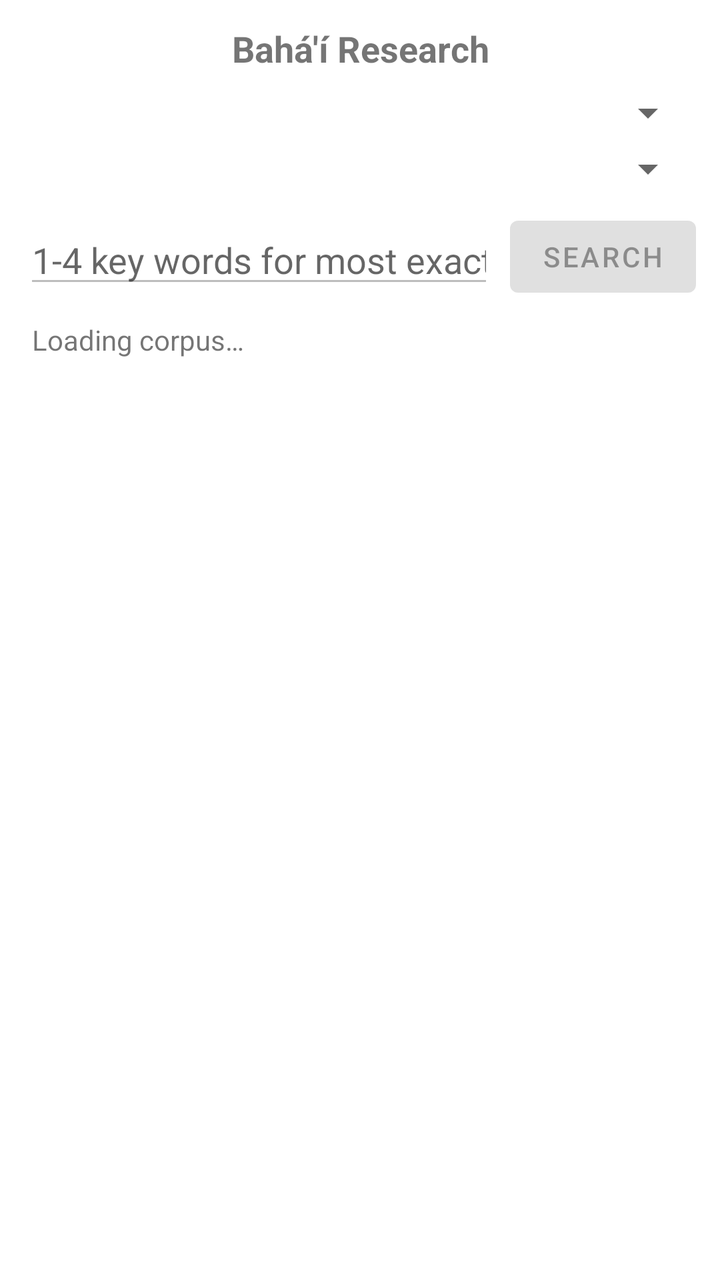
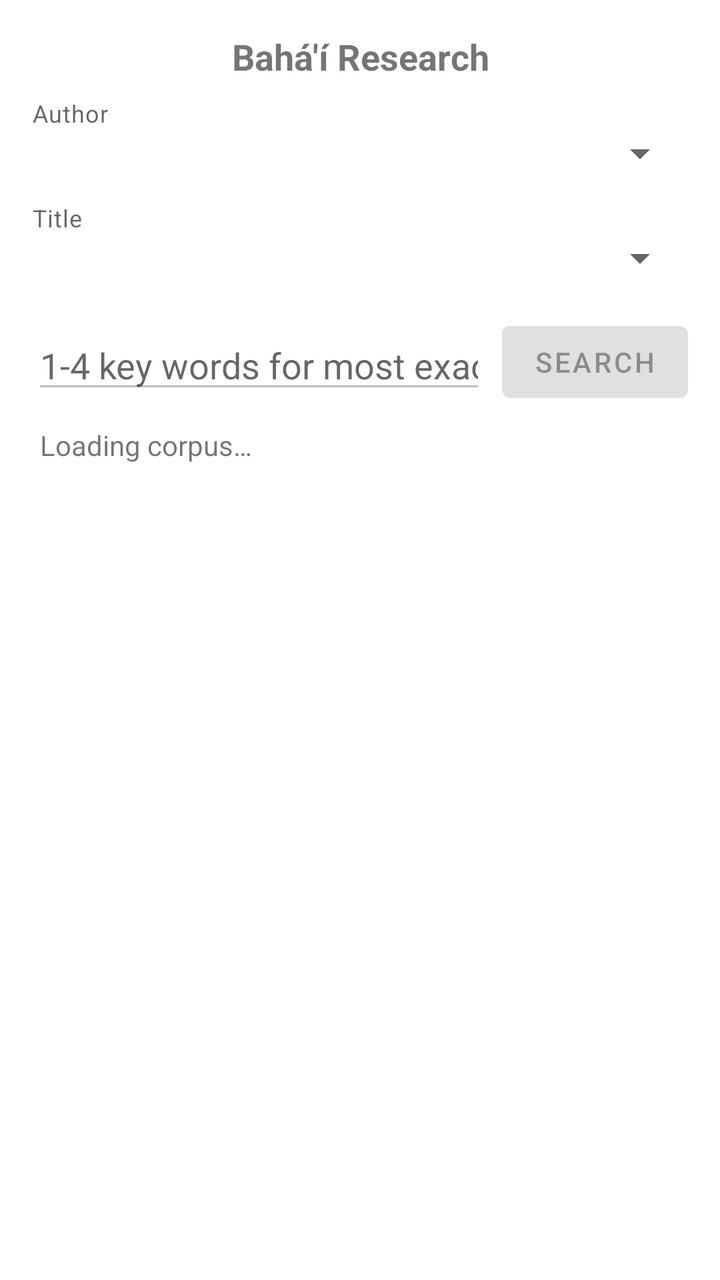

Screens rendered from an Android XML layout before and after an edit, with the pre-edit source and the edit as a unified diff.
<!-- AndroidManifest.xml: application theme Theme.BahaiResearchA -->
<!-- res/layout/activity_main.xml -->
<?xml version="1.0" encoding="utf-8"?>
<LinearLayout
    xmlns:android="http://schemas.android.com/apk/res/android"
    android:layout_width="match_parent"
    android:layout_height="match_parent"
    android:orientation="vertical"
    android:padding="12dp">

    <TextView
        android:layout_width="match_parent"
        android:layout_height="wrap_content"
        android:text="Bahá'í Research"
        android:textSize="@dimen/title_text_size"
        android:textStyle="bold"
        android:gravity="center"
        android:paddingBottom="8dp" />

    <Spinner
        android:id="@+id/spinnerAuthor"
        android:layout_width="match_parent"
        android:layout_height="wrap_content" />

    <Spinner
        android:id="@+id/spinnerTitle"
        android:layout_width="match_parent"
        android:layout_height="wrap_content"
        android:layout_marginTop="4dp"
        android:enabled="false" />

    <LinearLayout
        android:layout_width="match_parent"
        android:layout_height="wrap_content"
        android:orientation="horizontal"
        android:layout_marginTop="8dp"
        android:gravity="center_vertical">

        <EditText
            android:id="@+id/editQuery"
            android:layout_width="0dp"
            android:layout_height="wrap_content"
            android:layout_weight="1"
            android:hint="1-4 key words for most exact"
            android:imeOptions="actionSearch"
            android:inputType="text"
            android:maxLines="1"
            android:enabled="false" />

        <Button
            android:id="@+id/btnSearch"
            android:layout_width="wrap_content"
            android:layout_height="wrap_content"
            android:layout_marginStart="8dp"
            android:text="Search"
            android:enabled="false" />

    </LinearLayout>

    <TextView
        android:id="@+id/tvStatus"
        android:layout_width="match_parent"
        android:layout_height="wrap_content"
        android:layout_marginTop="8dp"
        android:paddingStart="4dp"
        android:text="Loading corpus…"
        android:textSize="@dimen/status_text_size" />

    <androidx.recyclerview.widget.RecyclerView
        android:id="@+id/recyclerResults"
        android:layout_width="match_parent"
        android:layout_height="0dp"
        android:layout_weight="1"
        android:layout_marginTop="4dp"
        android:clipToPadding="false"
        android:paddingBottom="8dp" />

</LinearLayout>
<!-- resources referenced by this layout -->
<resources>
  <dimen name="status_text_size">14sp</dimen>
  <dimen name="title_text_size">18sp</dimen>
  <style name="Theme.BahaiResearchA" parent="Theme.MaterialComponents.DayNight.NoActionBar">
          
          <item name="colorPrimary">@color/purple_500</item>
          <item name="colorPrimaryVariant">@color/purple_700</item>
          <item name="colorOnPrimary">@color/white</item>
          
          <item name="colorSecondary">@color/teal_200</item>
          <item name="colorSecondaryVariant">@color/teal_700</item>
          <item name="colorOnSecondary">@color/black</item>
          
          <item name="android:statusBarColor">?attr/colorPrimaryVariant</item>
          
      </style>
  <color name="purple_500">#FF6200EE</color>
  <color name="purple_700">#FF3700B3</color>
  <color name="white">#FFFFFFFF</color>
  <color name="teal_200">#FF03DAC5</color>
  <color name="teal_700">#FF018786</color>
  <color name="black">#FF000000</color>
</resources>

<!-- the commit's change to res/layout/activity_main.xml (unified diff, before → after) -->
@@ -4,9 +4,10 @@
     android:layout_width="match_parent"
     android:layout_height="match_parent"
     android:orientation="vertical"
-    android:padding="12dp">
+    android:padding="16dp">
 
     <TextView
+        android:id="@+id/tvTitle"
         android:layout_width="match_parent"
         android:layout_height="wrap_content"
         android:text="Bahá'í Research"
@@ -15,23 +16,35 @@
         android:gravity="center"
         android:paddingBottom="8dp" />
 
+    <TextView
+        android:layout_width="match_parent"
+        android:layout_height="wrap_content"
+        android:text="Author"
+        android:textAppearance="?attr/textAppearanceCaption" />
+
     <Spinner
         android:id="@+id/spinnerAuthor"
         android:layout_width="match_parent"
-        android:layout_height="wrap_content" />
+        android:layout_height="wrap_content"
+        android:layout_marginBottom="12dp" />
+
+    <TextView
+        android:layout_width="match_parent"
+        android:layout_height="wrap_content"
+        android:text="Title"
+        android:textAppearance="?attr/textAppearanceCaption" />
 
     <Spinner
         android:id="@+id/spinnerTitle"
         android:layout_width="match_parent"
         android:layout_height="wrap_content"
-        android:layout_marginTop="4dp"
+        android:layout_marginBottom="16dp"
         android:enabled="false" />
 
     <LinearLayout
         android:layout_width="match_parent"
         android:layout_height="wrap_content"
         android:orientation="horizontal"
-        android:layout_marginTop="8dp"
         android:gravity="center_vertical">
 
         <EditText
